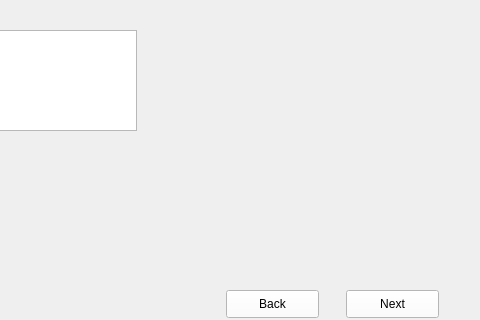
Above: UI_design/LoginUI_Design/Instruction_Window.ui from ApplyKCL/SNYProject before the change; both pictures show x 544 to 1024 and y 280 to 600 of the 1024 by 600 pixel window. Below: the same form after it.
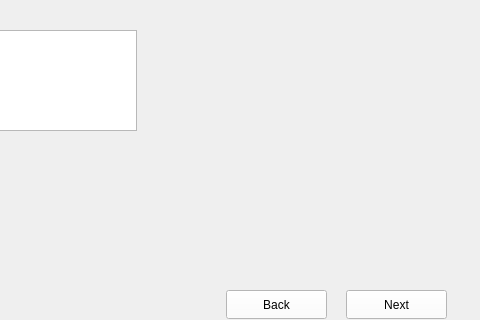
That is the form after the change. The open tabs and pages were chosen to show the change. Icons and pictures are not drawn.

Commit message: button size optimization

Patch:
```diff
--- a/UI_design/LoginUI_Design/Instruction_Window.ui
+++ b/UI_design/LoginUI_Design/Instruction_Window.ui
@@ -1288,8 +1288,8 @@
          <rect>
           <x>890</x>
           <y>570</y>
-          <width>93</width>
-          <height>28</height>
+          <width>101</width>
+          <height>29</height>
          </rect>
         </property>
         <property name="styleSheet">
@@ -1315,8 +1315,8 @@
          <rect>
           <x>770</x>
           <y>570</y>
-          <width>93</width>
-          <height>28</height>
+          <width>101</width>
+          <height>29</height>
          </rect>
         </property>
         <property name="styleSheet">
```
Left out of the diff: 18 changed lines with no effect on the pictures. The commit also changes 1 other file.
